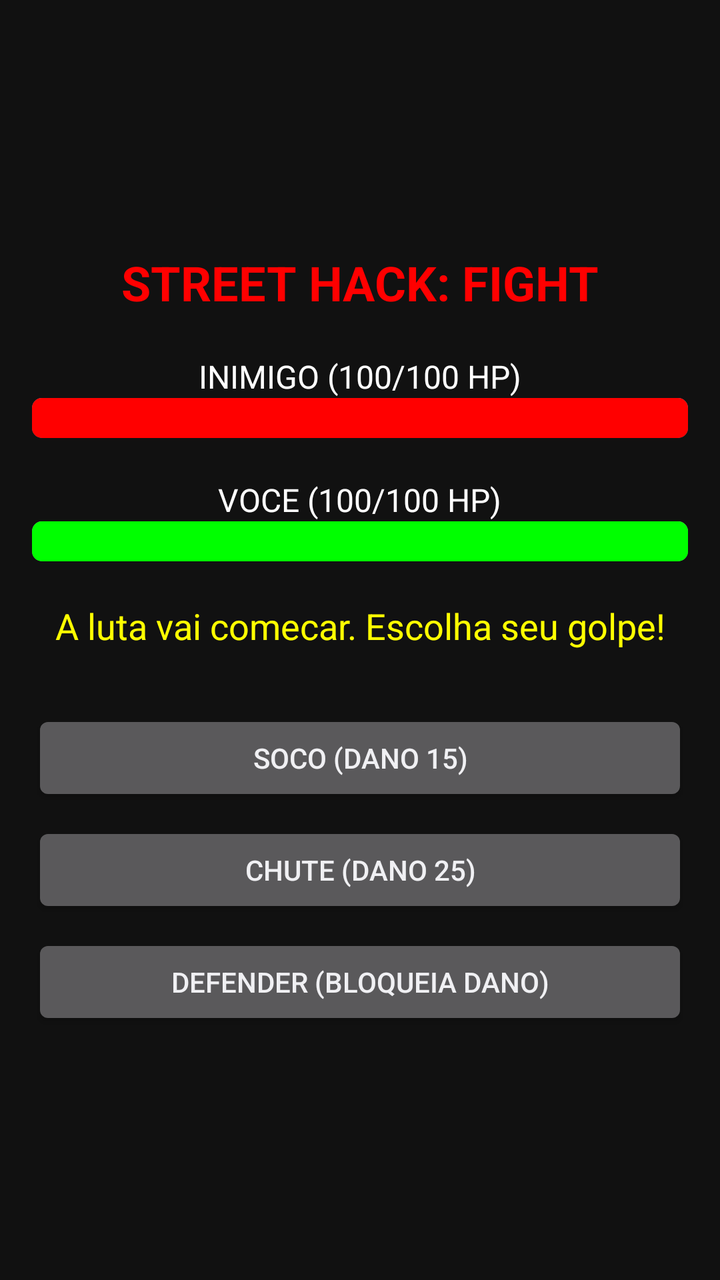
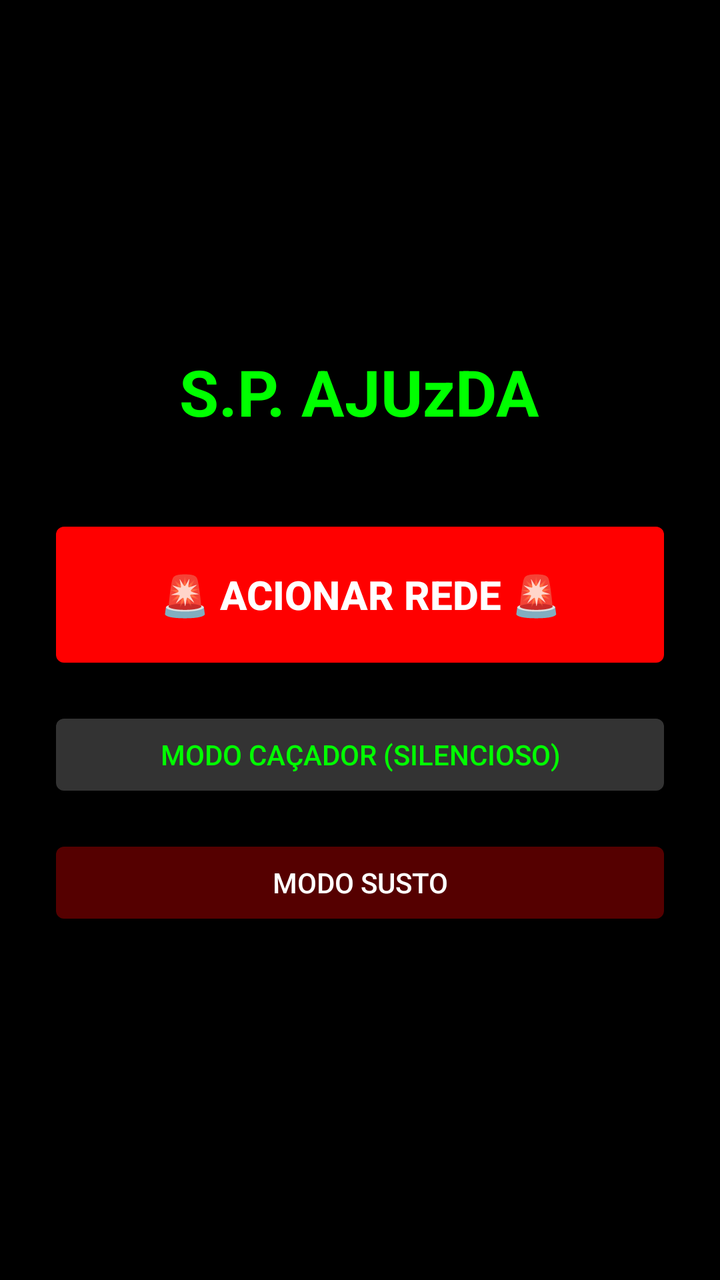

Screens rendered from an Android XML layout before and after an edit, with the pre-edit source and the edit as a unified diff.
<!-- AndroidManifest.xml: application theme android:Theme.DeviceDefault.NoActionBar -->
<!-- res/layout/activity_main.xml -->
<?xml version="1.0" encoding="utf-8"?>
<LinearLayout xmlns:android="http://schemas.android.com/apk/res/android"
    android:layout_width="match_parent"
    android:layout_height="match_parent"
    android:orientation="vertical"
    android:gravity="center"
    android:padding="16dp"
    android:background="#111111">

    <TextView
        android:layout_width="wrap_content"
        android:layout_height="wrap_content"
        android:text="STREET HACK: FIGHT"
        android:textColor="#FF0000"
        android:textSize="24sp"
        android:textStyle="bold"
        android:layout_marginBottom="20dp"/>

    <TextView
        android:id="@+id/txtInimigo"
        android:layout_width="wrap_content"
        android:layout_height="wrap_content"
        android:text="INIMIGO (100/100 HP)"
        android:textColor="#FFFFFF"
        android:textSize="16sp"/>
        
    <ProgressBar
        android:id="@+id/barraInimigo"
        style="@android:style/Widget.ProgressBar.Horizontal"
        android:layout_width="match_parent"
        android:layout_height="wrap_content"
        android:max="100"
        android:progress="100"
        android:progressTint="#FF0000"
        android:layout_marginBottom="20dp"/>

    <TextView
        android:id="@+id/txtJogador"
        android:layout_width="wrap_content"
        android:layout_height="wrap_content"
        android:text="VOCE (100/100 HP)"
        android:textColor="#FFFFFF"
        android:textSize="16sp"/>
        
    <ProgressBar
        android:id="@+id/barraJogador"
        style="@android:style/Widget.ProgressBar.Horizontal"
        android:layout_width="match_parent"
        android:layout_height="wrap_content"
        android:max="100"
        android:progress="100"
        android:progressTint="#00FF00"
        android:layout_marginBottom="20dp"/>

    <TextView
        android:id="@+id/txtLog"
        android:layout_width="match_parent"
        android:layout_height="wrap_content"
        android:text="A luta vai comecar. Escolha seu golpe!"
        android:textColor="#FFFF00"
        android:textSize="18sp"
        android:gravity="center"
        android:layout_marginBottom="30dp"/>

    <Button
        android:id="@+id/btnSoco"
        android:layout_width="match_parent"
        android:layout_height="wrap_content"
        android:text="SOCO (Dano 15)"
        android:layout_marginBottom="8dp"/>

    <Button
        android:id="@+id/btnChute"
        android:layout_width="match_parent"
        android:layout_height="wrap_content"
        android:text="CHUTE (Dano 25)"
        android:layout_marginBottom="8dp"/>

    <Button
        android:id="@+id/btnDefender"
        android:layout_width="match_parent"
        android:layout_height="wrap_content"
        android:text="DEFENDER (Bloqueia dano)"/>

</LinearLayout>
<!-- resources referenced by this layout -->
<resources>

</resources>

<!-- the commit's change to res/layout/activity_main.xml (unified diff, before → after) -->
@@ -1,85 +1,48 @@
 <?xml version="1.0" encoding="utf-8"?>
 <LinearLayout xmlns:android="http://schemas.android.com/apk/res/android"
+    android:id="@+id/telaPrincipal"
     android:layout_width="match_parent"
     android:layout_height="match_parent"
     android:orientation="vertical"
     android:gravity="center"
-    android:padding="16dp"
-    android:background="#111111">
+    android:background="#000000"
+    android:padding="24dp">
 
     <TextView
         android:layout_width="wrap_content"
         android:layout_height="wrap_content"
-        android:text="STREET HACK: FIGHT"
-        android:textColor="#FF0000"
-        android:textSize="24sp"
+        android:text="S.P. AJUzDA"
+        android:textColor="#00FF00"
+        android:textSize="32sp"
         android:textStyle="bold"
-        android:layout_marginBottom="20dp"/>
+        android:layout_marginBottom="40dp" />
 
-    <TextView
-        android:id="@+id/txtInimigo"
-        android:layout_width="wrap_content"
-        android:layout_height="wrap_content"
-        android:text="INIMIGO (100/100 HP)"
+    <Button
+        android:id="@+id/btnSOS"
+        android:layout_width="match_parent"
+        android:layout_height="80dp"
+        android:text="🚨 ACIONAR REDE 🚨"
+        android:backgroundTint="#FF0000"
         android:textColor="#FFFFFF"
-        android:textSize="16sp"/>
-        
-    <ProgressBar
-        android:id="@+id/barraInimigo"
-        style="@android:style/Widget.ProgressBar.Horizontal"
+        android:textSize="20sp"
+        android:textStyle="bold"
+        android:layout_marginBottom="16dp" />
+
+    <Button
+        android:id="@+id/btnCacador"
         android:layout_width="match_parent"
         android:layout_height="wrap_content"
-        android:max="100"
-        android:progress="100"
-        android:progressTint="#FF0000"
-        android:layout_marginBottom="20dp"/>
+        android:text="MODO CAÇADOR (Silencioso)"
+        android:backgroundTint="#333333"
+        android:textColor="#00FF00"
+        android:layout_marginBottom="16dp" />
 
-    <TextView
-        android:id="@+id/txtJogador"
-        android:layout_width="wrap_content"
-        android:layout_height="wrap_content"
-        android:text="VOCE (100/100 HP)"
-        android:textColor="#FFFFFF"
-        android:textSize="16sp"/>
-        
-    <ProgressBar
-        android:id="@+id/barraJogador"
-        style="@android:style/Widget.ProgressBar.Horizontal"
+    <Button
+        android:id="@+id/btnSusto"
         android:layout_width="match_parent"
         android:layout_height="wrap_content"
-        android:max="100"
-        android:progress="100"
-        android:progressTint="#00FF00"
-        android:layout_marginBottom="20dp"/>
-
-    <TextView
-        android:id="@+id/txtLog"
-        android:layout_width="match_parent"
-        android:layout_height="wrap_content"
-        android:text="A luta vai comecar. Escolha seu golpe!"
-        android:textColor="#FFFF00"
-        android:textSize="18sp"
-        android:gravity="center"
-        android:layout_marginBottom="30dp"/>
-
-    <Button
-        android:id="@+id/btnSoco"
-        android:layout_width="match_parent"
-        android:layout_height="wrap_content"
-        android:text="SOCO (Dano 15)"
-        android:layout_marginBottom="8dp"/>
-
-    <Button
-        android:id="@+id/btnChute"
-        android:layout_width="match_parent"
-        android:layout_height="wrap_content"
-        android:text="CHUTE (Dano 25)"
-        android:layout_marginBottom="8dp"/>
-
-    <Button
-        android:id="@+id/btnDefender"
-        android:layout_width="match_parent"
-        android:layout_height="wrap_content"
-        android:text="DEFENDER (Bloqueia dano)"/>
+        android:text="MODO SUSTO"
+        android:backgroundTint="#550000"
+        android:textColor="#FFFFFF" />
 
 </LinearLayout>
